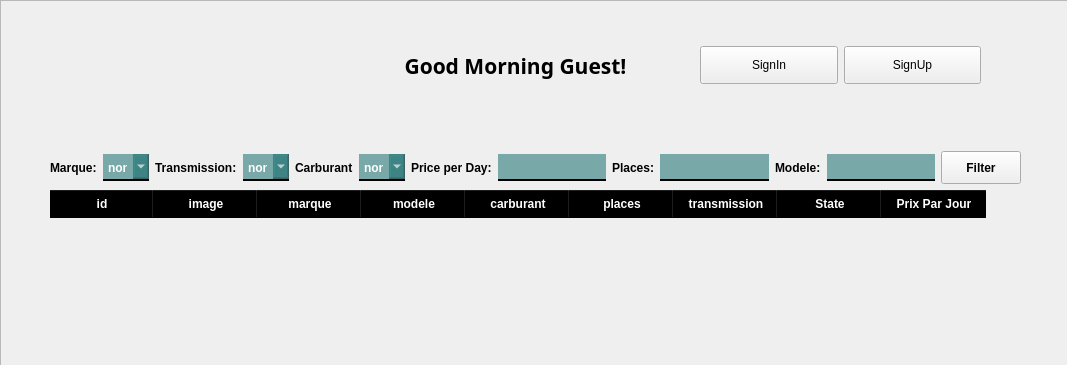
First picture: the form in UI/tabw.ui, repository Rolerdxx/Car-Rental, before the edit; both pictures show x 0 to 1067 and y 0 to 365 of the 1067 by 600 pixel window.
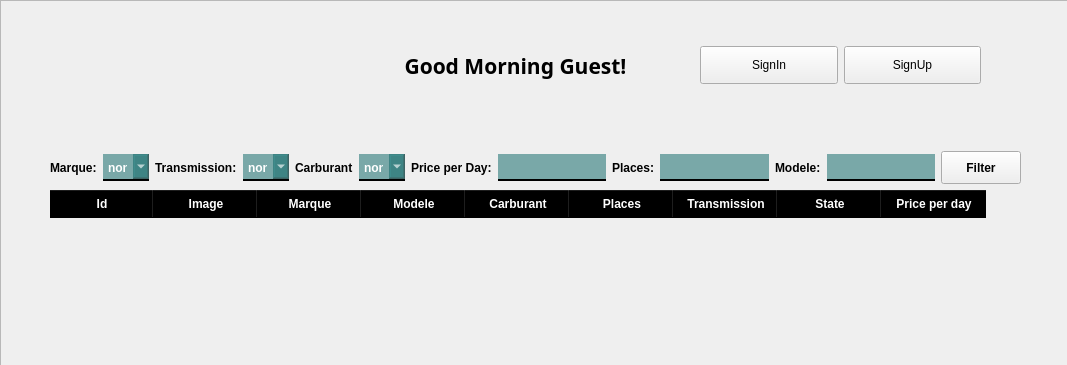
Second picture: the form after the edit. Icons and pictures are not drawn.

```diff
--- a/UI/tabw.ui
+++ b/UI/tabw.ui
@@ -81,37 +81,37 @@
    </attribute>
    <column>
     <property name="text">
-     <string>id</string>
+     <string>Id</string>
     </property>
    </column>
    <column>
     <property name="text">
-     <string>image</string>
+     <string>Image</string>
     </property>
    </column>
    <column>
     <property name="text">
-     <string>marque</string>
+     <string>Marque</string>
     </property>
    </column>
    <column>
     <property name="text">
-     <string>modele</string>
+     <string>Modele</string>
     </property>
    </column>
    <column>
     <property name="text">
-     <string>carburant</string>
+     <string>Carburant</string>
     </property>
    </column>
    <column>
     <property name="text">
-     <string>places</string>
+     <string>Places</string>
     </property>
    </column>
    <column>
     <property name="text">
-     <string>transmission</string>
+     <string>Transmission</string>
     </property>
    </column>
    <column>
@@ -121,7 +121,7 @@
    </column>
    <column>
     <property name="text">
-     <string>Prix Par Jour</string>
+     <string>Price per day</string>
     </property>
    </column>
   </widget>
```
